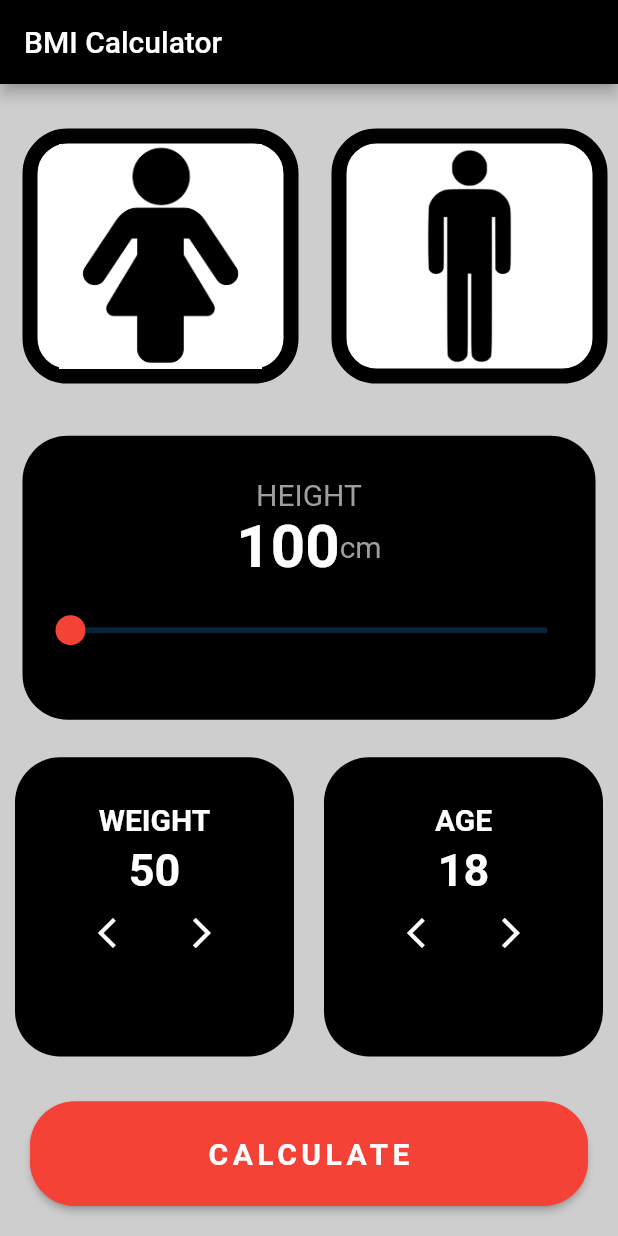
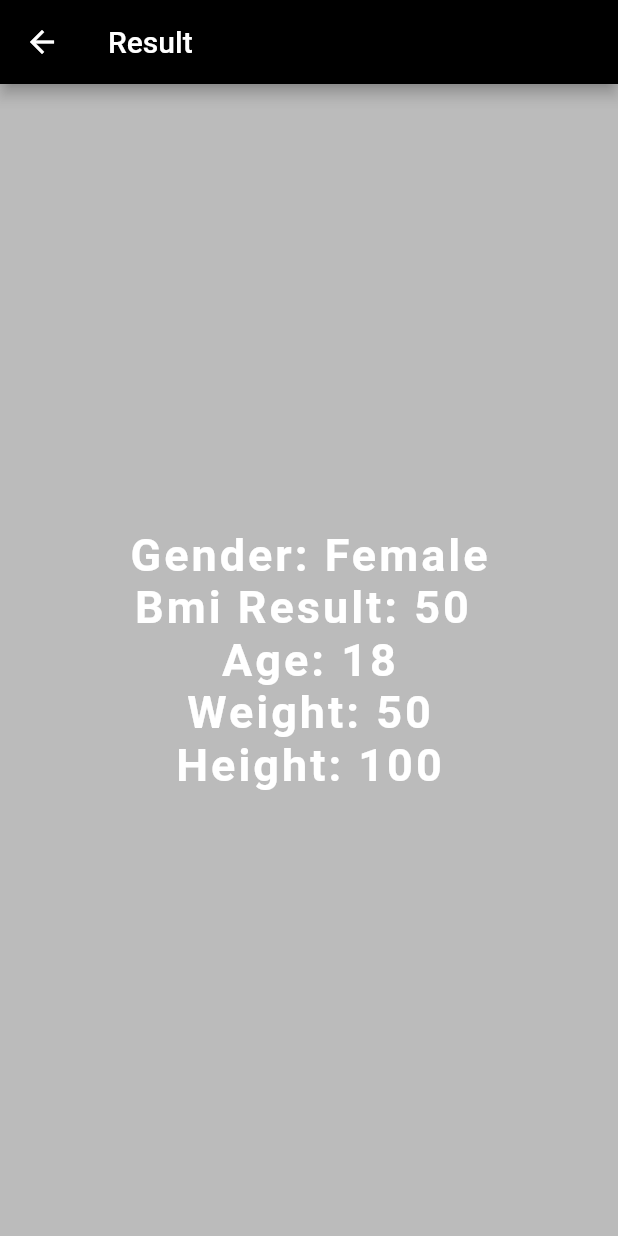
Before and after one commit to ZiadElsaadany/Flutter-Bmi-Calculator, a Flutter app: the screen it shows after launch, after a tap on "CALCULATE", on a phone screen of 412 x 824 dp. Run offline on Flutter 3.47's test engine with Material 2 defaults, Android fonts, the phone set to English and light mode, and no system bars.

Commit message:
result screen added

```diff
--- a/lib/home_screen.dart
+++ b/lib/home_screen.dart
@@ -1,4 +1,6 @@
-import 'package:flutter/cupertino.dart';
+import 'dart:math';
+
+import 'package:bmi_calculator/result_screen.dart';
 import 'package:flutter/material.dart';
 
 class HomeScreen extends StatefulWidget {
@@ -7,11 +9,10 @@ class HomeScreen extends StatefulWidget {
 }
 
 class _HomeScreenState extends State<HomeScreen> {
-  int value = 100;
-  int age  = 18 ;
-  int weight = 50;
+   double  height = 100;
+   int age  = 18 ;
+   double  weight = 50;
   bool  colorMale = false;
-  bool colorFemale=false;
   @override
   Widget build(BuildContext context) {
     return Scaffold(
@@ -29,13 +30,12 @@ class _HomeScreenState extends State<HomeScreen> {
                     padding: const EdgeInsets.only(left: 15, right: 7, top: 10),
                     child: InkWell(
                       onTap: (){
-                        colorFemale = true;
                         colorMale = false;
                         setState(() {});
                       },
                       child: Container(
                         decoration: BoxDecoration(
-                            border: Border.all(color: colorFemale?Colors.red:Colors.black, width: 10),
+                            border: Border.all(color: colorMale? Colors.black:Colors.red, width: 10),
                             color: Colors.white,
                             borderRadius: BorderRadius.circular(30)),
                         child: const Image(
@@ -52,7 +52,6 @@ class _HomeScreenState extends State<HomeScreen> {
                     child: InkWell(
                       onTap: ( ) {
                         colorMale = true;
-                        colorFemale = false;
                         setState(() {});
                       } ,
                       child: Container(
@@ -91,7 +90,7 @@ class _HomeScreenState extends State<HomeScreen> {
                       mainAxisAlignment: MainAxisAlignment.center,
                       children: [
                         Text(
-                          '$value',
+                          '${height.toInt()}',
                           style: const TextStyle(
                               color: Colors.white,
                               fontSize: 40,
@@ -106,9 +105,9 @@ class _HomeScreenState extends State<HomeScreen> {
                     Padding(
                       padding: const EdgeInsets.all(8.0),
                       child: Slider(
-                        value: value.toDouble(),
+                        value:height,
                         onChanged: (value) {
-                          this.value = value.toInt();
+                          height = value;
                           setState(() {});
                         },
                         min: 100,
@@ -141,9 +140,9 @@ class _HomeScreenState extends State<HomeScreen> {
                               fontWeight: FontWeight.bold,
                               color: Colors.white),
                         ),
-                         SizedBox(height: 5,),
+                         const SizedBox(height: 5,),
                          Text(
-                          '$weight',
+                          '${weight.toInt()}',
                           style: const TextStyle(
                               fontSize: 30,
                               fontWeight: FontWeight.bold,
@@ -238,13 +237,27 @@ class _HomeScreenState extends State<HomeScreen> {
               child: Padding(
                 padding: const EdgeInsets.all(20.0),
                 child: ElevatedButton(
-                  onPressed: () {},
+                  onPressed: () {
+                    double result = weight / pow(height/100,2);
+                    print (result.round());
+                    Navigator.push(context, MaterialPageRoute(
+                        builder: (context) =>ResultScreen(
+                          age: age,
+                          isMale: colorMale ,
+                          result: result,
+                          height: height,
+                          weight: weight,
+
+                        )
+                    )
+                    ) ;
+                  },
                   style: ButtonStyle(
                     backgroundColor: MaterialStateProperty.all(Colors.red),
                     shape: MaterialStateProperty.all<RoundedRectangleBorder>(
                         RoundedRectangleBorder(
                             borderRadius: BorderRadius.circular(30.0),
-                            side: BorderSide(color: Colors.red))),
+                            side: const BorderSide(color: Colors.red))),
                   ),
                   child: const Text(
                     'CALCULATE',
--- /dev/null
+++ b/lib/result_screen.dart
@@ -0,0 +1,70 @@
+import 'package:flutter/material.dart';
+
+class ResultScreen extends StatelessWidget {
+ double   result  ;
+ int  age ;
+ bool  isMale ;
+ double weight;
+ double height;
+ ResultScreen({
+   required this.age ,
+   required this.result,
+   required this.isMale,
+   required this.height ,
+   required this.weight
+} ) ;
+  @override
+  Widget build(BuildContext context) {
+    return Scaffold(
+      backgroundColor: Colors.grey.withOpacity(0.7) ,
+      appBar: AppBar(
+          title: const Text('Result'), backgroundColor: Colors.black),
+      body: Center(
+        child: Column (
+          mainAxisAlignment: MainAxisAlignment.center,
+           children:  [
+            Text(
+                isMale? 'Gender: Male': 'Gender: Female',
+              style: const TextStyle(
+                fontWeight: FontWeight.bold,
+                fontSize: 30 ,
+                color: Colors.white,
+                letterSpacing: 2
+
+              ),
+
+            ),
+            Text( 'Bmi Result: ${result.round()} ',     style: const TextStyle(
+                fontWeight: FontWeight.bold,
+                fontSize: 30 ,
+                color: Colors.white,
+                letterSpacing: 2
+
+            )  ) ,
+            Text( 'Age: $age',style: const TextStyle(
+                fontWeight: FontWeight.bold,
+                fontSize: 30 ,
+                color: Colors.white,
+                letterSpacing: 2
+
+            ),),
+            Text( 'Weight: ${weight.toInt()}',  style: const TextStyle(
+                fontWeight: FontWeight.bold,
+                fontSize: 30 ,
+                color: Colors.white,
+                letterSpacing: 2
+
+            ),),
+            Text( 'Height: ${height.toInt()}',  style: const TextStyle(
+                fontWeight: FontWeight.bold,
+                fontSize: 30 ,
+                color: Colors.white,
+                letterSpacing: 2
+
+            ),),
+          ],
+        ),
+      ),
+    ) ;
+  }
+}
```
